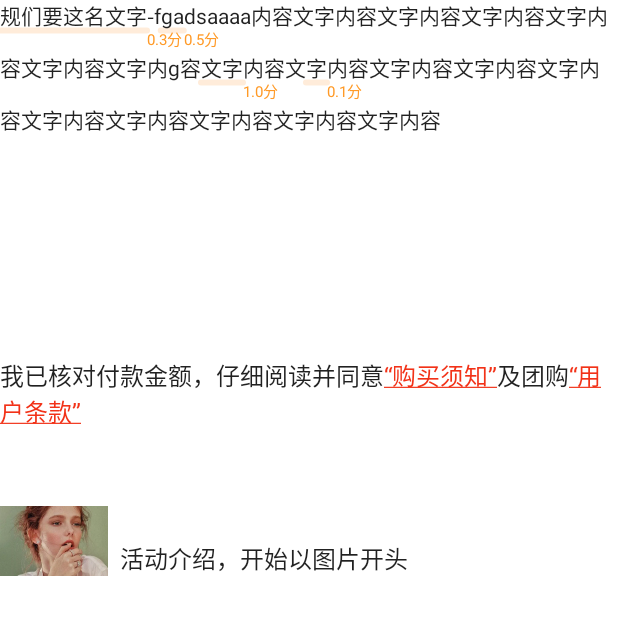
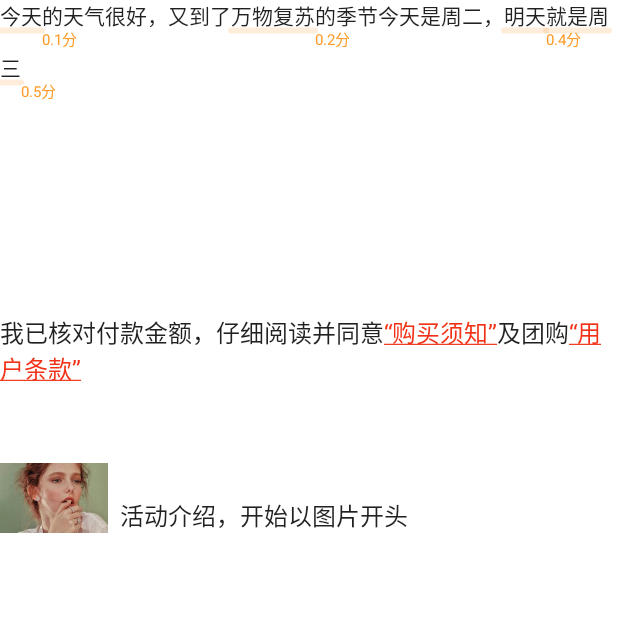
Before and after one commit to SunHongLi/Sun, an Android app: the WidgetActivity screen opened directly, with no data from a screen before it, on a phone screen of 412 x 824 dp, the top half of it. Run offline under Robolectric (Android 15) with nearby library versions, the phone set to English and light mode, and no system bars.

Commit message:
UnderLineNoteTextView下划线起始位置计算

```diff
--- /dev/null
+++ b/app/src/main/java/com/hl/sun/bean/SignSentence.kt
@@ -0,0 +1,24 @@
+package com.hl.sun.bean
+
+/**
+ * Function:句子得分情况
+ * Date:2023/3/3
+ * Author: sunHL
+ */
+class SignSentence {
+    var content: String? = null
+
+    var judgeStatus: Int? = null
+
+    //是否有得分
+    var hasScore: Boolean = false
+        get() {
+            return judgeStatus == 1 && (score ?: 0F) > 0
+        }
+
+    var children: List<SignSentence?>? = null
+
+    //得分
+    var score: Float? = null
+
+}
--- a/app/src/main/java/com/hl/sun/ui/activity/WidgetActivity.kt
+++ b/app/src/main/java/com/hl/sun/ui/activity/WidgetActivity.kt
@@ -4,9 +4,12 @@ import android.os.Bundle
 import android.widget.Toast
 import androidx.appcompat.app.AppCompatActivity
 import com.hl.sun.R
+import com.hl.sun.bean.SignSentence
 import com.hl.sun.ui.widget.AutoLinkStyleTextView
 import com.hl.sun.ui.widget.TextLineInfo
 import com.hl.sun.ui.widget.UnderLineNoteTextView
+import com.hl.sun.util.Utils
+import com.hl.weblib.core.util.GsonUtils
 
 /**
  * Function:自定义控件展示
@@ -20,7 +23,52 @@ class WidgetActivity : AppCompatActivity() {
         super.onCreate(savedInstanceState)
         setContentView(R.layout.activity_widget)
 
+        setAutoLinkStyleTextView()
 
+        setUnderLineNoteTextView()
+    }
+
+    private fun setUnderLineNoteTextView() {
+        val result =
+            GsonUtils.parseFromAssetJson(Utils.getApp(), "json0.json", SignSentence::class.java)
+                ?: return
+
+        val lineNoteTextView = findViewById<UnderLineNoteTextView>(R.id.note_tv_underline)
+        var infos = getSentenceInfo(result)
+        lineNoteTextView.text = contentString.toString()
+        lineNoteTextView.setUnderInfo(infos)
+    }
+
+    var currentLength = 0
+    var contentString: StringBuilder = StringBuilder()
+    private fun getSentenceInfo(result: SignSentence): ArrayList<TextLineInfo> {
+        currentLength = 0
+        val infos = arrayListOf<TextLineInfo>()
+        getSentence(infos, result)
+        return infos
+    }
+
+    private fun getSentence(infos: MutableList<TextLineInfo>, result: SignSentence) {
+        if (result.children?.isNotEmpty() == true) {
+            result.children?.forEach {
+                it?.let { getSentence(infos, it) }
+            }
+        } else {
+            result.content?.let {
+                if (result.hasScore) {
+                    infos.add(
+                        TextLineInfo(currentLength, currentLength + it.length, "${result.score}分")
+                    )
+                }
+                val length = result.content?.length ?: 0
+
+                currentLength += length
+                contentString.append(it)
+            }
+        }
+    }
+
+    private fun setAutoLinkStyleTextView() {
         autoLinkStyleTextView = findViewById(R.id.tv)
         autoLinkStyleTextView?.setOnClickCallBack { position ->
             if (position == 0) {
@@ -31,13 +79,6 @@ class WidgetActivity : AppCompatActivity() {
         }
         tvStartImage = findViewById(R.id.tv_start_image)
         tvStartImage?.setStartImageText(tvStartImage?.text)
-
-
-        val infos = arrayListOf(
-            TextLineInfo(0, 7, "0.3分"), TextLineInfo(9, 11, "0.5分"),
-            TextLineInfo(44, 46, "1.0分"), TextLineInfo(49, 50, "0.1分")
-        )
-        findViewById<UnderLineNoteTextView>(R.id.note_tv_underline).setUnderInfo(infos)
     }
 
 }
--- a/app/src/main/java/com/hl/sun/ui/widget/UnderLineNoteTextView.java
+++ b/app/src/main/java/com/hl/sun/ui/widget/UnderLineNoteTextView.java
@@ -36,6 +36,7 @@ public class UnderLineNoteTextView extends AppCompatTextView {
     private float mNoteTopMargin = 0;
     private float mUnderLineTopMargin = 0;
     private float mNoteTextSize = 20;
+    private float maxSpace;
 
     public UnderLineNoteTextView(Context context) {
         this(context, null, 0);
@@ -64,7 +65,8 @@ public class UnderLineNoteTextView extends AppCompatTextView {
         mNoteTopMargin = array.getDimension(R.styleable.UnderlinedTextView_noteTopMargin, 0);
 
         //行间距
-        setLineSpacing(Math.max(mNoteTextSize + mNoteTopMargin, mUnderLineWidth + mUnderLineTopMargin), 1F);
+        maxSpace = Math.max(mNoteTextSize + mNoteTopMargin, mUnderLineWidth + mUnderLineTopMargin);
+        setLineSpacing(maxSpace, 1F);
         setPadding(getLeft(), getTop(), getRight(), getBottom());
 
         array.recycle();
@@ -100,7 +102,7 @@ public class UnderLineNoteTextView extends AppCompatTextView {
             // mRect.bottom+=mLineTopMargin;
             //返回指定行开头的文本偏移量(就是每行首字在全部文本中排第几个字)（0&hellip；getLineCount()）。如果指定的行数等于行数，则返回文本的长度。
             firstCharInLine = layout.getLineStart(i);
-            //返回指定  行上最后一个字符后的文本偏移量。
+            //返回指定行上最后一个字符后的文本偏移量。
             lastCharInLine = layout.getLineEnd(i);
 
             Iterator<TextLineInfo> iterator = mInfos.iterator();
@@ -152,7 +154,7 @@ public class UnderLineNoteTextView extends AppCompatTextView {
 
     @Override
     public void setPadding(int left, int top, int right, int bottom) {
-        super.setPadding(left, top, right, bottom + (int) mNoteTopMargin + (int) mUnderLineWidth);
+        super.setPadding(left, top, right, Math.round(bottom + maxSpace));
     }
 
     public float getUnderlineWidth() {
--- a/app/src/main/res/layout/activity_widget.xml
+++ b/app/src/main/res/layout/activity_widget.xml
@@ -9,7 +9,7 @@
         android:id="@+id/note_tv_underline"
         android:layout_width="match_parent"
         android:layout_height="wrap_content"
-        android:text="规们要这名文字-fgadsaaaa内容文字内容文字内容文字内容文字内容文字内容文字内g容文字内容文字内容文字内容文字内容文字内容文字内容文字内容文字内容文字内容文字内容"
+        android:text="哈哈哈"
         android:textSize="14dp"
         app:noteTextColor="#FF9A27"
         app:noteTextSize="10dp"
--- a/weblib/src/main/java/com/hl/weblib/core/util/GsonUtils.java
+++ b/weblib/src/main/java/com/hl/weblib/core/util/GsonUtils.java
@@ -1,4 +1,6 @@
 package com.hl.weblib.core.util;
+
+import android.app.Application;
 
 import com.google.gson.Gson;
 
@@ -27,6 +29,20 @@ public class GsonUtils {
     }
 
     /**
+     * BufferedReader(缓冲区读取内容，避免中文乱码)(因为输入的数据有可能出现中文，所以此处使用字符流完成)
+     *
+     * @param fileName XXX.json
+     */
+    public static <T> T parseFromAssetJson(Application context, String fileName, Class<T> classOfT) {
+        try {
+            return fromJsonIgnoreException(context.getAssets().open(fileName), classOfT);
+        } catch (IOException e) {
+            e.printStackTrace();
+            return null;
+        }
+    }
+
+    /**
      * 在格式错误时不抛异常, 返回null, 为了处理服务器500+的情况, 会返回一个普通字符串
      */
     public static <T> T fromJsonIgnoreException(InputStream json, Class<T> classOfT) {
@@ -34,6 +50,9 @@ public class GsonUtils {
         BufferedReader bufferedReader = null;
         T entity = null;
         try {
+            //json:字节输入流
+            //InputStreamReader:将字节流变成字符流
+            //BufferedReader：将字符流放到字符流缓冲区之中
             reader = new InputStreamReader(json);
             bufferedReader = new BufferedReader(reader);
             entity = gson.fromJson(bufferedReader, classOfT);
```
Also changed, not shown: app/src/main/assets/json0.json (added, +75 -0 lines).
